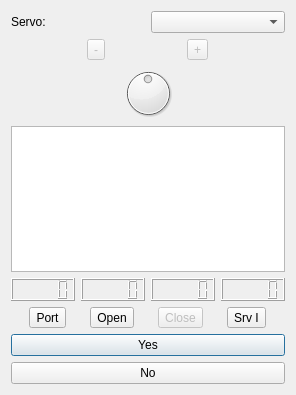
Above: src/inmoov_qt/src/remotecontrolwindow.ui from xtarke/visao before the change. Below: the same form after it.
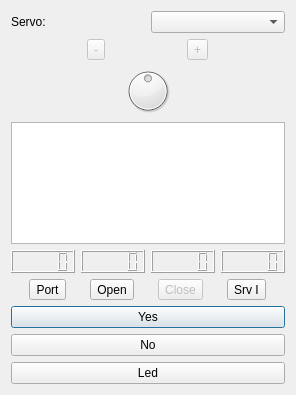
That is the form after the change.

```diff
--- a/src/inmoov_qt/src/remotecontrolwindow.ui
+++ b/src/inmoov_qt/src/remotecontrolwindow.ui
@@ -9,7 +9,7 @@
    <rect>
     <x>0</x>
     <y>0</y>
-    <width>242</width>
+    <width>296</width>
     <height>395</height>
    </rect>
   </property>
@@ -162,6 +162,13 @@
      </property>
     </widget>
    </item>
+   <item>
+    <widget class="QPushButton" name="pushButtonLed">
+     <property name="text">
+      <string>Led</string>
+     </property>
+    </widget>
+   </item>
    <item>
     <layout class="QHBoxLayout" name="horizontalLayout_4"/>
    </item>
```
